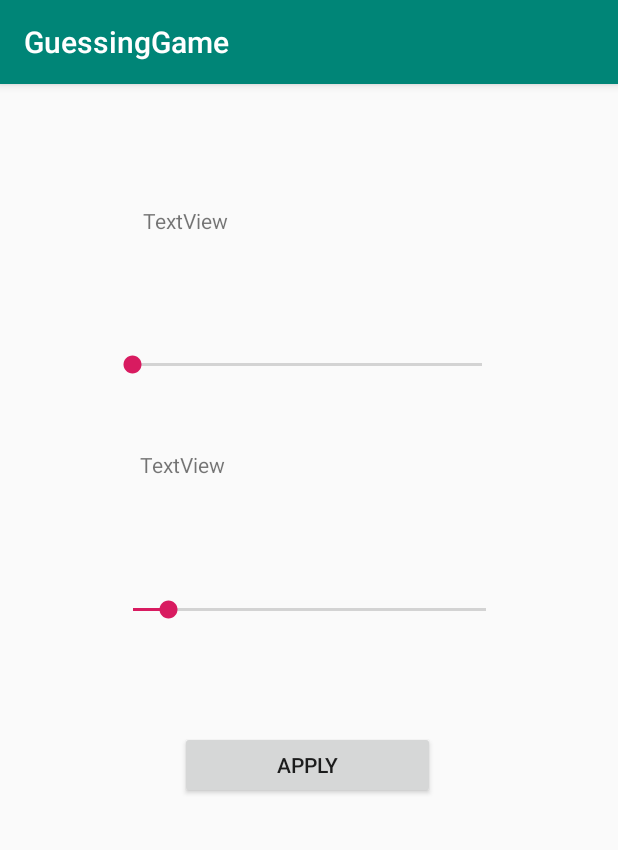
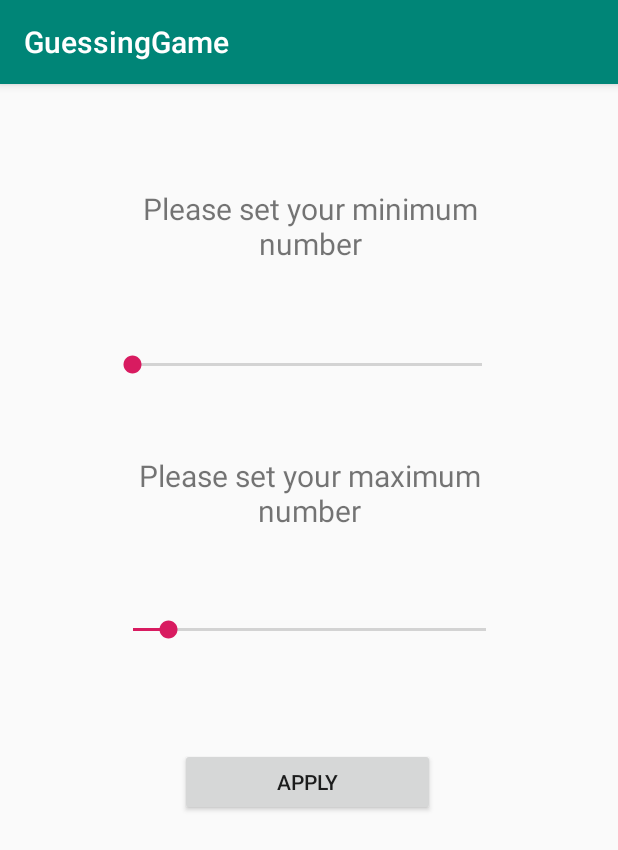
Before and after one commit to havkokfong/MyDiet, an Android app: the screen it shows after launch (Secondary), after a tap on "SET LIMIT", on a phone screen of 412 x 824 dp. Shown: the top 850 px of the screen. Run offline under Robolectric (Android 15) with nearby library versions, the phone set to English and light mode, and no system bars.

```diff
--- a/GuessingGame/app/src/main/java/com/example/guessinggame/MainActivity.java
+++ b/GuessingGame/app/src/main/java/com/example/guessinggame/MainActivity.java
@@ -18,7 +18,7 @@ public class MainActivity extends AppCompatActivity {
     private EditText guessField;
     private SharedPreferences preferences;
     private TextView progressText;
-    private TextView previousNum;
+    private TextView maxText;
 
     private int secretNumber = 3;
 
@@ -30,16 +30,14 @@ public class MainActivity extends AppCompatActivity {
 
         statusText = (TextView) findViewById(R.id.statusText);
         guessField = (EditText) findViewById(R.id.guessField);
-        previousNum = (TextView) findViewById(R.id.textViewPrevious);
         statusText.setText("Welcome to GuessingApp");
 
+        preferences = getSharedPreferences("value", MODE_PRIVATE);
         Random number = new Random();
-        secretNumber = 1+ number.nextInt(10);
-
-        preferences = getSharedPreferences("value", MODE_PRIVATE);
-
-        progressText = (TextView) findViewById(R.id.textViewPrevious);
-
+        secretNumber = preferences.getInt("seek bar", 0)+ number.nextInt(preferences.getInt
+                ("seek bar max",10));
+        progressText = (TextView) findViewById(R.id.textViewMin);
+        maxText = (TextView) findViewById(R.id.textViewMax);
         guessField.addTextChangedListener(new TextWatcher() {
             @Override
             public void beforeTextChanged(CharSequence s, int start, int count, int after) {
@@ -77,7 +75,8 @@ public class MainActivity extends AppCompatActivity {
     @Override
     protected void onStart() {
         super.onStart();
-        progressText.setText("The previous number is: " + preferences.getInt("seek bar", 0));
+        progressText.setText("The minimum number is: " + preferences.getInt("seek bar", 0));
+        maxText.setText("The maximum number is: " + preferences.getInt("seek bar max", 10));
     }
 
     public void handler(View view) {
--- a/GuessingGame/app/src/main/java/com/example/guessinggame/Secondary.java
+++ b/GuessingGame/app/src/main/java/com/example/guessinggame/Secondary.java
@@ -21,6 +21,39 @@ public class Secondary extends AppCompatActivity {
         seekBarMin = (SeekBar) findViewById(R.id.seekBarMin);
         seekBarMax = (SeekBar) findViewById(R.id.seekBarMax);
         preferences = getSharedPreferences("value", MODE_PRIVATE);
+
+            seekBarMin.setOnSeekBarChangeListener(new SeekBar.OnSeekBarChangeListener() {
+                @Override
+                public void onProgressChanged(SeekBar seekBar, int progress, boolean fromUser) {
+                    preferences.edit().putInt("seek bar", progress).apply();
+                }
+
+                @Override
+                public void onStartTrackingTouch(SeekBar seekBar) {
+
+                }
+
+                @Override
+                public void onStopTrackingTouch(SeekBar seekBar) {
+
+                }
+            });
+            seekBarMax.setOnSeekBarChangeListener(new SeekBar.OnSeekBarChangeListener() {
+                @Override
+                public void onProgressChanged(SeekBar seekBar, int progress, boolean fromUser) {
+                    preferences.edit().putInt("seek bar max", progress).apply();
+                }
+
+                @Override
+                public void onStartTrackingTouch(SeekBar seekBar) {
+
+                }
+
+                @Override
+                public void onStopTrackingTouch(SeekBar seekBar) {
+
+                }
+            });
     }
 
     @Override
--- a/GuessingGame/app/src/main/res/layout/activity_secondary.xml
+++ b/GuessingGame/app/src/main/res/layout/activity_secondary.xml
@@ -60,15 +60,17 @@
 
     <TextView
         android:id="@+id/textViewMin"
-        android:layout_width="224dp"
-        android:layout_height="38dp"
+        android:layout_width="292dp"
+        android:layout_height="60dp"
         android:layout_marginStart="8dp"
         android:layout_marginLeft="8dp"
         android:layout_marginTop="8dp"
         android:layout_marginEnd="8dp"
         android:layout_marginRight="8dp"
         android:layout_marginBottom="8dp"
-        android:text="TextView"
+        android:gravity="center"
+        android:text="Please set your minimum number"
+        android:textSize="20dp"
         app:layout_constraintBottom_toTopOf="@+id/seekBarMin"
         app:layout_constraintEnd_toEndOf="parent"
         app:layout_constraintHorizontal_bias="0.508"
@@ -78,14 +80,16 @@
 
     <TextView
         android:id="@+id/textViewMax"
-        android:layout_width="226dp"
-        android:layout_height="44dp"
+        android:layout_width="298dp"
+        android:layout_height="57dp"
         android:layout_marginStart="8dp"
         android:layout_marginLeft="8dp"
         android:layout_marginTop="20dp"
         android:layout_marginEnd="8dp"
         android:layout_marginRight="8dp"
-        android:text="TextView"
+        android:gravity="center"
+        android:text="Please set your maximum number"
+        android:textSize="20dp"
         app:layout_constraintEnd_toEndOf="parent"
         app:layout_constraintHorizontal_bias="0.502"
         app:layout_constraintStart_toStartOf="parent"
```
Also changed, not shown: GuessingGame/app/src/main/res/layout/activity_main.xml (+10 -2 lines).
